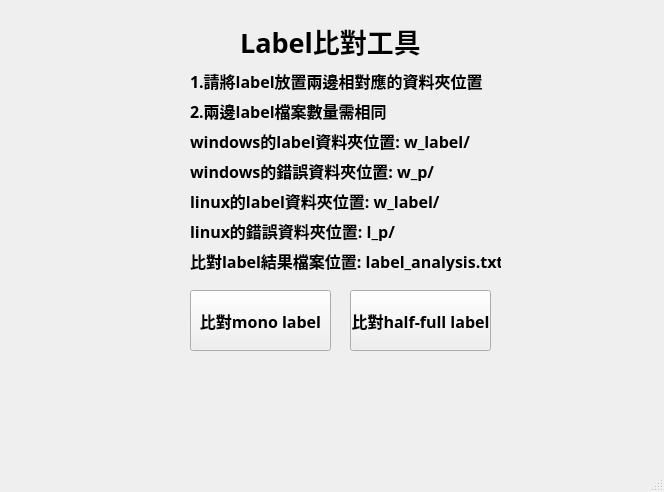
Before: the Qt Designer form label_tool_ui.ui in KennyChenFight/W_L_Label_Tool, drawn with Qt 5.
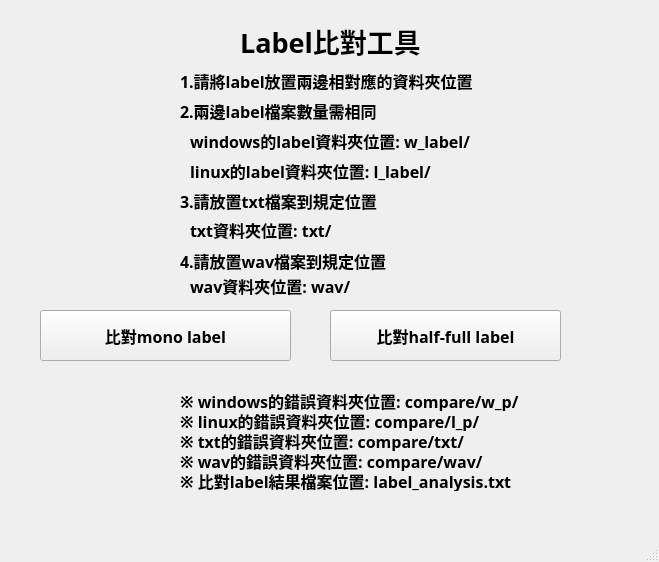
After: the same form once the commit is applied.

The edit to the form file:
```diff
--- a/label_tool_ui.ui
+++ b/label_tool_ui.ui
@@ -6,8 +6,8 @@
    <rect>
     <x>0</x>
     <y>0</y>
-    <width>664</width>
-    <height>492</height>
+    <width>659</width>
+    <height>562</height>
    </rect>
   </property>
   <property name="windowTitle">
@@ -17,10 +17,10 @@
    <widget class="QPushButton" name="pb_half_full_label">
     <property name="geometry">
      <rect>
-      <x>350</x>
-      <y>290</y>
-      <width>141</width>
-      <height>61</height>
+      <x>330</x>
+      <y>310</y>
+      <width>231</width>
+      <height>51</height>
      </rect>
     </property>
     <property name="font">
@@ -38,10 +38,10 @@
    <widget class="QPushButton" name="pb_mono_label">
     <property name="geometry">
      <rect>
-      <x>190</x>
-      <y>290</y>
-      <width>141</width>
-      <height>61</height>
+      <x>40</x>
+      <y>310</y>
+      <width>251</width>
+      <height>51</height>
      </rect>
     </property>
     <property name="font">
@@ -81,27 +81,6 @@
     <property name="geometry">
      <rect>
       <x>190</x>
-      <y>190</y>
-      <width>281</width>
-      <height>21</height>
-     </rect>
-    </property>
-    <property name="font">
-     <font>
-      <family>微軟正黑體</family>
-      <pointsize>12</pointsize>
-      <weight>75</weight>
-      <bold>true</bold>
-     </font>
-    </property>
-    <property name="text">
-     <string>linux的label資料夾位置: w_label/</string>
-    </property>
-   </widget>
-   <widget class="QLabel" name="label_3">
-    <property name="geometry">
-     <rect>
-      <x>190</x>
       <y>160</y>
       <width>281</width>
       <height>21</height>
@@ -116,15 +95,15 @@
      </font>
     </property>
     <property name="text">
-     <string>windows的錯誤資料夾位置: w_p/</string>
+     <string>linux的label資料夾位置: l_label/</string>
     </property>
    </widget>
-   <widget class="QLabel" name="label_4">
+   <widget class="QLabel" name="label_3">
     <property name="geometry">
      <rect>
-      <x>190</x>
-      <y>220</y>
-      <width>281</width>
+      <x>180</x>
+      <y>390</y>
+      <width>341</width>
       <height>21</height>
      </rect>
     </property>
@@ -137,28 +116,7 @@
      </font>
     </property>
     <property name="text">
-     <string>linux的錯誤資料夾位置: l_p/</string>
-    </property>
-   </widget>
-   <widget class="QLabel" name="label_5">
-    <property name="geometry">
-     <rect>
-      <x>190</x>
-      <y>250</y>
-      <width>311</width>
-      <height>21</height>
-     </rect>
-    </property>
-    <property name="font">
-     <font>
-      <family>微軟正黑體</family>
-      <pointsize>12</pointsize>
-      <weight>75</weight>
-      <bold>true</bold>
-     </font>
-    </property>
-    <property name="text">
-     <string>比對label結果檔案位置: label_analysis.txt</string>
+     <string>※ windows的錯誤資料夾位置: compare/w_p/</string>
     </property>
    </widget>
    <widget class="QLabel" name="label_6">
@@ -166,7 +124,7 @@
      <rect>
       <x>240</x>
       <y>20</y>
-      <width>281</width>
+      <width>191</width>
       <height>41</height>
      </rect>
     </property>
@@ -185,7 +143,7 @@
    <widget class="QLabel" name="label_7">
     <property name="geometry">
      <rect>
-      <x>190</x>
+      <x>180</x>
       <y>70</y>
       <width>301</width>
       <height>21</height>
@@ -206,7 +164,7 @@
    <widget class="QLabel" name="label_8">
     <property name="geometry">
      <rect>
-      <x>190</x>
+      <x>180</x>
       <y>100</y>
       <width>281</width>
       <height>21</height>
@@ -224,6 +182,174 @@
      <string>2.兩邊label檔案數量需相同</string>
     </property>
    </widget>
+   <widget class="QLabel" name="label_9">
+    <property name="geometry">
+     <rect>
+      <x>180</x>
+      <y>190</y>
+      <width>281</width>
+      <height>21</height>
+     </rect>
+    </property>
+    <property name="font">
+     <font>
+      <family>微軟正黑體</family>
+      <pointsize>12</pointsize>
+      <weight>75</weight>
+      <bold>true</bold>
+     </font>
+    </property>
+    <property name="text">
+     <string>3.請放置txt檔案到規定位置</string>
+    </property>
+   </widget>
+   <widget class="QLabel" name="label_10">
+    <property name="geometry">
+     <rect>
+      <x>180</x>
+      <y>250</y>
+      <width>281</width>
+      <height>21</height>
+     </rect>
+    </property>
+    <property name="font">
+     <font>
+      <family>微軟正黑體</family>
+      <pointsize>12</pointsize>
+      <weight>75</weight>
+      <bold>true</bold>
+     </font>
+    </property>
+    <property name="text">
+     <string>4.請放置wav檔案到規定位置</string>
+    </property>
+   </widget>
+   <widget class="QLabel" name="label_11">
+    <property name="geometry">
+     <rect>
+      <x>190</x>
+      <y>220</y>
+      <width>281</width>
+      <height>20</height>
+     </rect>
+    </property>
+    <property name="font">
+     <font>
+      <family>微軟正黑體</family>
+      <pointsize>12</pointsize>
+      <weight>75</weight>
+      <bold>true</bold>
+     </font>
+    </property>
+    <property name="text">
+     <string>txt資料夾位置: txt/</string>
+    </property>
+   </widget>
+   <widget class="QLabel" name="label_12">
+    <property name="geometry">
+     <rect>
+      <x>190</x>
+      <y>270</y>
+      <width>281</width>
+      <height>31</height>
+     </rect>
+    </property>
+    <property name="font">
+     <font>
+      <family>微軟正黑體</family>
+      <pointsize>12</pointsize>
+      <weight>75</weight>
+      <bold>true</bold>
+     </font>
+    </property>
+    <property name="text">
+     <string>wav資料夾位置: wav/</string>
+    </property>
+   </widget>
+   <widget class="QLabel" name="label_13">
+    <property name="geometry">
+     <rect>
+      <x>180</x>
+      <y>410</y>
+      <width>341</width>
+      <height>21</height>
+     </rect>
+    </property>
+    <property name="font">
+     <font>
+      <family>微軟正黑體</family>
+      <pointsize>12</pointsize>
+      <weight>75</weight>
+      <bold>true</bold>
+     </font>
+    </property>
+    <property name="text">
+     <string>※ linux的錯誤資料夾位置: compare/l_p/</string>
+    </property>
+   </widget>
+   <widget class="QLabel" name="label_14">
+    <property name="geometry">
+     <rect>
+      <x>180</x>
+      <y>430</y>
+      <width>341</width>
+      <height>21</height>
+     </rect>
+    </property>
+    <property name="font">
+     <font>
+      <family>微軟正黑體</family>
+      <pointsize>12</pointsize>
+      <weight>75</weight>
+      <bold>true</bold>
+     </font>
+    </property>
+    <property name="text">
+     <string>※ txt的錯誤資料夾位置: compare/txt/</string>
+    </property>
+   </widget>
+   <widget class="QLabel" name="label_15">
+    <property name="geometry">
+     <rect>
+      <x>180</x>
+      <y>450</y>
+      <width>341</width>
+      <height>21</height>
+     </rect>
+    </property>
+    <property name="font">
+     <font>
+      <family>微軟正黑體</family>
+      <pointsize>12</pointsize>
+      <weight>75</weight>
+      <bold>true</bold>
+     </font>
+    </property>
+    <property name="text">
+     <string>※ wav的錯誤資料夾位置: compare/wav/</string>
+    </property>
+   </widget>
+   <widget class="QLabel" name="label_16">
+    <property name="geometry">
+     <rect>
+      <x>180</x>
+      <y>470</y>
+      <width>341</width>
+      <height>21</height>
+     </rect>
+    </property>
+    <property name="font">
+     <font>
+      <family>微軟正黑體</family>
+      <pointsize>12</pointsize>
+      <weight>75</weight>
+      <bold>true</bold>
+     </font>
+    </property>
+    <property name="text">
+     <string>※ 比對label結果檔案位置: label_analysis.txt</string>
+    </property>
+   </widget>
   </widget>
   <widget class="QMenuBar" name="menubar">
    <property name="geometry">
```
Left out of the diff: 2 changed lines with no effect on the pictures.
